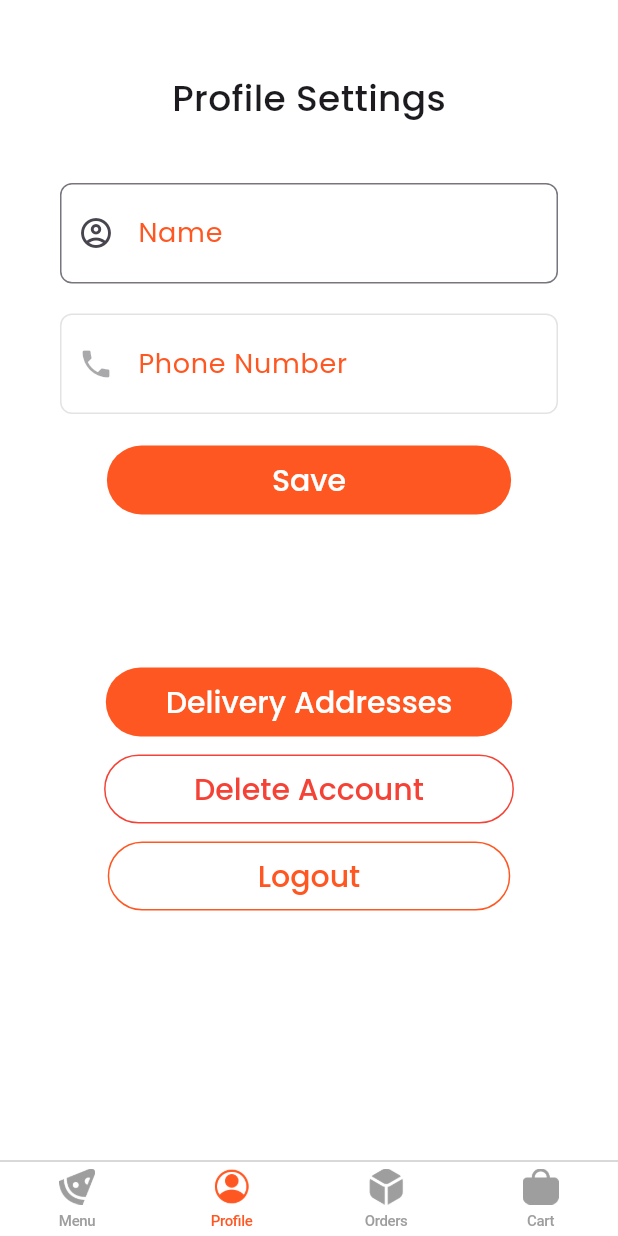
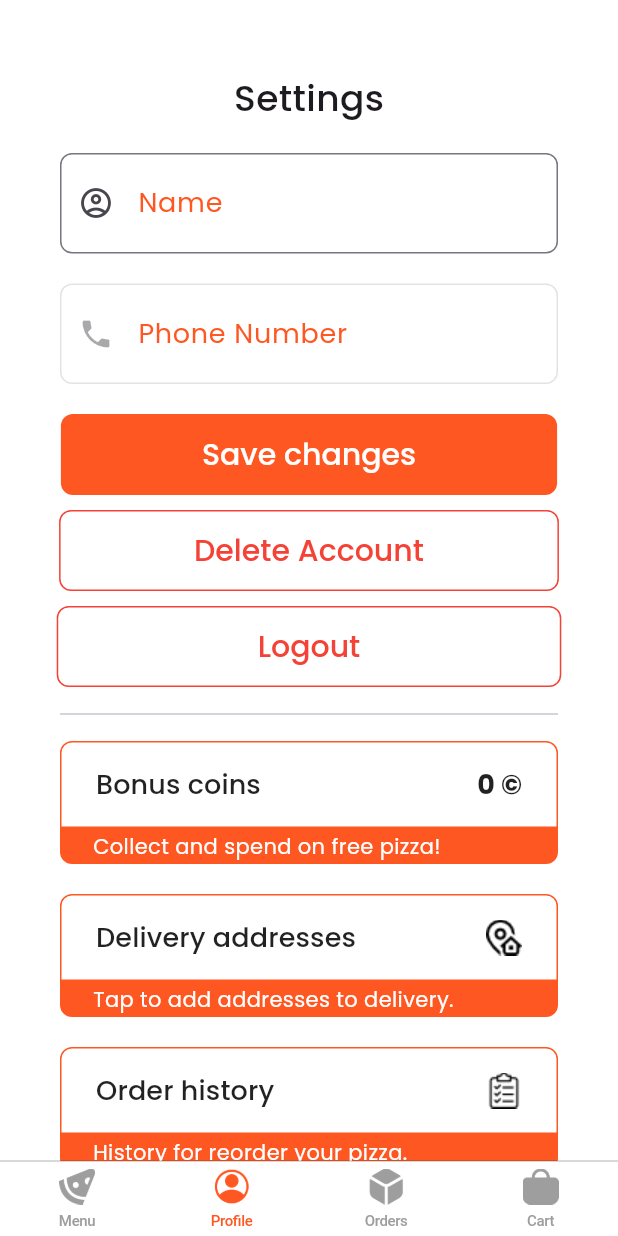
Before and after one commit to kapold/Graduation-Project, a Flutter app: the HomeScreen screen opened by its route, item 2 of the bottom bar chosen, on a phone screen of 412 x 824 dp. Run offline on Flutter 3.47's test engine with Material 3 defaults, Android fonts, the phone set to English and light mode, and no system bars; our stand-ins replace anim_search_bar, dio, equatable, flutter_bloc, flutter_secure_storage, loading_animation_widget and 2 more; missing offline and left inert: flutter_icon_snackbar; accounts and stored records are empty; network calls fail.

Commit message:
feat: client: remake of Profile; server: added coins to User;

```diff
--- a/client/lib/features/home/home_screen.dart
+++ b/client/lib/features/home/home_screen.dart
@@ -18,17 +18,18 @@ class HomeScreen extends StatefulWidget {
 }
 
 class _HomeScreenState extends State<HomeScreen> {
-  List<Widget> pages = [
-    const MenuScreen(),
-    const ProfileScreen(),
-    const OrdersScreen(),
-    const CartScreen()
-  ];
+  late List<Widget> pages;
 
   @override
   void initState() {
     super.initState();
     _getUserData();
+    pages = [
+      MenuScreen(context),
+      ProfileScreen(context),
+      OrdersScreen(context),
+      const CartScreen()
+    ];
   }
 
   Future<void> _getUserData() async {
--- a/client/lib/features/login/login_screen.dart
+++ b/client/lib/features/login/login_screen.dart
@@ -110,7 +110,6 @@ class _LoginScreenState extends State<LoginScreen> {
       listener: (context, state) async {
         if (state is SuccessfulLoginState) {
           Navigator.of(context).pushNamedAndRemoveUntil('/home', (Route<dynamic> route) => false);
-          Snacks.success(context, 'Successfully logged!');
         }
         else if (state is FailedLoginState) {
           Snacks.failed(context, state.errorMessage);
--- a/client/lib/features/profile/profile_screen.dart
+++ b/client/lib/features/profile/profile_screen.dart
@@ -1,4 +1,5 @@
 import 'package:client/utils/profile_data.dart';
+import 'package:client/widgets/container_widget.dart';
 import 'package:flutter/material.dart';
 import 'package:flutter_bloc/flutter_bloc.dart';
 
@@ -11,13 +12,19 @@ import 'bloc/profile_event.dart';
 import 'bloc/profile_state.dart';
 
 class ProfileScreen extends StatefulWidget {
-  const ProfileScreen({super.key});
+  ProfileScreen(this.externalContext, {super.key});
+
+  BuildContext externalContext;
 
   @override
-  State<ProfileScreen> createState() => _ProfileScreenState();
+  State<ProfileScreen> createState() => _ProfileScreenState(externalContext);
 }
 
 class _ProfileScreenState extends State<ProfileScreen> {
+  _ProfileScreenState(this.externalContext);
+  BuildContext externalContext;
+
+  final profileBloc = ProfileBloc();
   TextEditingController phoneNumberController = TextEditingController(),
       nameController = TextEditingController();
 
@@ -28,9 +35,38 @@ class _ProfileScreenState extends State<ProfileScreen> {
     nameController.text = ProfileData.user.name;
   }
 
+  void _saveUserBtn() {
+    if (nameController.text.isEmpty) {
+      Snacks.alert(context, 'Name must be not empty');
+      return;
+    }
+
+    ProfileData.user.name = nameController.text;
+    profileBloc.add(UpdateUserEvent(
+        id: ProfileData.user.id,
+        name: ProfileData.user.name
+    ));
+  }
+
+  void _updateUserBtn() {
+    profileBloc.add(UpdateUserEvent(
+        id: ProfileData.user.id,
+        name: ProfileData.user.name
+    ));
+  }
+
+  void _deleteUserBtn() {
+    profileBloc.add(DeleteUserEvent(
+        id: ProfileData.user.id
+    ));
+  }
+
+  void _logoutUserBtn() {
+    profileBloc.add(LogoutEvent());
+  }
+
   @override
   Widget build(BuildContext context) {
-    final profileBloc = ProfileBloc();
     return BlocConsumer(
       bloc: profileBloc,
       builder: (context, state) {
@@ -44,10 +80,10 @@ class _ProfileScreenState extends State<ProfileScreen> {
                           child: Column(
                               children: [
                                 Text(
-                                    'Profile Settings',
+                                    'Settings',
                                     style: TextStyles.getTextStyle('Poppins', FontWeight.w500, 24)
                                 ),
-                                const SizedBox(height: 40),
+                                const SizedBox(height: 20),
                                 Padding(
                                     padding: const EdgeInsets.symmetric(horizontal: 40),
                                     child: TextField(
@@ -66,24 +102,29 @@ class _ProfileScreenState extends State<ProfileScreen> {
                                     )),
                                 const SizedBox(height: 20),
                                 const CircularProgressIndicator.adaptive(backgroundColor: Colors.deepOrange),
-                                const SizedBox(height: 100),
+                                const SizedBox(height: 10),
                                 ElevatedButton(
                                     onPressed: () {
-                                      profileBloc.add(DeleteUserEvent(
-                                          id: ProfileData.user.id
-                                      ));
+                                      _deleteUserBtn();
                                     },
-                                    style: ButtonStyles.getOutlinedRedButtonStyle(60, 8),
+                                    style: ButtonStyles.getSquaredOutlinedRedButtonStyle(90, 12),
                                     child: const Text('Delete Account')
                                 ),
                                 const SizedBox(height: 10),
                                 ElevatedButton(
                                     onPressed: () {
-                                      profileBloc.add(LogoutEvent());
+                                      _logoutUserBtn();
                                     },
-                                    style: ButtonStyles.getOutlinedOrangeButtonStyle(100, 8),
+                                    style: ButtonStyles.getSquaredOutlinedRedButtonStyle(134, 12),
                                     child: const Text('Logout')
-                                )
+                                ),
+                                const SizedBox(height: 10),
+                                const Padding(
+                                  padding: EdgeInsets.symmetric(horizontal: 40),
+                                  child: Divider(),
+                                ),
+                                const SizedBox(height: 10),
+                                AppWidgets.getProfileButtonsBlock(externalContext),
                               ]
                           )
                       )
@@ -101,10 +142,10 @@ class _ProfileScreenState extends State<ProfileScreen> {
                           child: Column(
                               children: [
                                 Text(
-                                    'Profile Settings',
+                                    'Settings',
                                     style: TextStyles.getTextStyle('Poppins', FontWeight.w500, 24)
                                 ),
-                                const SizedBox(height: 40),
+                                const SizedBox(height: 20),
                                 Padding(
                                     padding: const EdgeInsets.symmetric(horizontal: 40),
                                     child: TextField(
@@ -124,24 +165,28 @@ class _ProfileScreenState extends State<ProfileScreen> {
                                 const SizedBox(height: 20),
                                 ElevatedButton(
                                     onPressed: () {
-                                      profileBloc.add(UpdateUserEvent(
-                                          id: ProfileData.user.id,
-                                          name: ProfileData.user.name
-                                      ));
+                                      _saveUserBtn();
                                     },
-                                    style: ButtonStyles.getCommonOrangeButtonStyle(110, 8),
-                                    child: const Text('Save')
+                                    style: ButtonStyles.getSquaredOrangeButtonStyle(94, 12),
+                                    child: const Text('Save changes')
                                 ),
-                                const SizedBox(height: 100),
+                                const SizedBox(height: 10),
                                 const CircularProgressIndicator.adaptive(backgroundColor: Colors.deepOrange),
                                 const SizedBox(height: 10),
                                 ElevatedButton(
                                     onPressed: () {
-                                      profileBloc.add(LogoutEvent());
+                                      _logoutUserBtn();
                                     },
-                                    style: ButtonStyles.getOutlinedOrangeButtonStyle(100, 8),
+                                    style: ButtonStyles.getSquaredOutlinedRedButtonStyle(134, 12),
                                     child: const Text('Logout')
-                                )
+                                ),
+                                const SizedBox(height: 10),
+                                const Padding(
+                                  padding: EdgeInsets.symmetric(horizontal: 40),
+                                  child: Divider(),
+                                ),
+                                const SizedBox(height: 10),
+                                AppWidgets.getProfileButtonsBlock(externalContext),
                               ]
                           )
                       )
@@ -159,10 +204,10 @@ class _ProfileScreenState extends State<ProfileScreen> {
                           child: Column(
                               children: [
                                 Text(
-                                    'Profile Settings',
+                                    'Settings',
                                     style: TextStyles.getTextStyle('Poppins', FontWeight.w500, 24)
                                 ),
-                                const SizedBox(height: 40),
+                                const SizedBox(height: 20),
                                 Padding(
                                     padding: const EdgeInsets.symmetric(horizontal: 40),
                                     child: TextField(
@@ -182,26 +227,28 @@ class _ProfileScreenState extends State<ProfileScreen> {
                                 const SizedBox(height: 20),
                                 ElevatedButton(
                                     onPressed: () {
-                                      profileBloc.add(UpdateUserEvent(
-                                          id: ProfileData.user.id,
-                                          name: ProfileData.user.name
-                                      ));
+                                      _saveUserBtn();
                                     },
-                                    style: ButtonStyles.getCommonOrangeButtonStyle(110, 8),
-                                    child: const Text('Save')
+                                    style: ButtonStyles.getSquaredOrangeButtonStyle(94, 12),
+                                    child: const Text('Save changes')
                                 ),
-                                const SizedBox(height: 100),
+                                const SizedBox(height: 10),
                                 ElevatedButton(
                                     onPressed: () {
-                                      profileBloc.add(DeleteUserEvent(
-                                          id: ProfileData.user.id
-                                      ));
+                                      _deleteUserBtn();
                                     },
-                                    style: ButtonStyles.getOutlinedRedButtonStyle(60, 8),
+                                    style: ButtonStyles.getSquaredOutlinedRedButtonStyle(90, 12),
                                     child: const Text('Delete Account')
                                 ),
                                 const SizedBox(height: 10),
-                                const CircularProgressIndicator.adaptive(backgroundColor: Colors.deepOrange)
+                                const CircularProgressIndicator.adaptive(backgroundColor: Colors.deepOrange),
+                                const SizedBox(height: 10),
+                                const Padding(
+                                  padding: EdgeInsets.symmetric(horizontal: 40),
+                                  child: Divider(),
+                                ),
+                                const SizedBox(height: 10),
+                                AppWidgets.getProfileButtonsBlock(externalContext),
                               ]
                           )
                       )
@@ -219,10 +266,10 @@ class _ProfileScreenState extends State<ProfileScreen> {
                           child: Column(
                               children: [
                                 Text(
-                                    'Profile Settings',
+                                    'Settings',
                                     style: TextStyles.getTextStyle('Poppins', FontWeight.w500, 24)
                                 ),
-                                const SizedBox(height: 40),
+                                const SizedBox(height: 20),
                                 Padding(
                                     padding: const EdgeInsets.symmetric(horizontal: 40),
                                     child: TextField(
@@ -242,46 +289,34 @@ class _ProfileScreenState extends State<ProfileScreen> {
                                 const SizedBox(height: 20),
                                 ElevatedButton(
                                     onPressed: () {
-                                      if (nameController.text.isEmpty) {
-                                        Snacks.alert(context, 'Name must be not empty');
-                                        return;
-                                      }
-
-                                      ProfileData.user.name = nameController.text;
-                                      profileBloc.add(UpdateUserEvent(
-                                          id: ProfileData.user.id,
-                                          name: ProfileData.user.name
-                                      ));
+                                      _saveUserBtn();
                                     },
-                                    style: ButtonStyles.getCommonOrangeButtonStyle(110, 8),
-                                    child: const Text('Save')
-                                ),
-                                const SizedBox(height: 100),
-                                ElevatedButton(
-                                    onPressed: () {
-                                      Snacks.alert(context, 'In Development');
-                                    },
-                                    style: ButtonStyles.getCommonOrangeButtonStyle(40, 8),
-                                    child: const Text('Delivery Addresses')
+                                    style: ButtonStyles.getSquaredOrangeButtonStyle(94, 12),
+                                    child: const Text('Save changes')
                                 ),
                                 const SizedBox(height: 10),
                                 ElevatedButton(
                                     onPressed: () {
-                                      profileBloc.add(DeleteUserEvent(
-                                          id: ProfileData.user.id
-                                      ));
+                                      _deleteUserBtn();
                                     },
-                                    style: ButtonStyles.getOutlinedRedButtonStyle(60, 8),
+                                    style: ButtonStyles.getSquaredOutlinedRedButtonStyle(90, 12),
                                     child: const Text('Delete Account')
                                 ),
                                 const SizedBox(height: 10),
                                 ElevatedButton(
                                     onPressed: () {
-                                      profileBloc.add(LogoutEvent());
+                                      _logoutUserBtn();
                                     },
-                                    style: ButtonStyles.getOutlinedOrangeButtonStyle(100, 8),
+                                    style: ButtonStyles.getSquaredOutlinedRedButtonStyle(134, 12),
                                     child: const Text('Logout')
-                                )
+                                ),
+                                const SizedBox(height: 10),
+                                const Padding(
+                                  padding: EdgeInsets.symmetric(horizontal: 40),
+                                  child: Divider(),
+                                ),
+                                const SizedBox(height: 10),
+                                AppWidgets.getProfileButtonsBlock(externalContext),
                               ]
                           )
                       )
--- a/client/lib/models/user.dart
+++ b/client/lib/models/user.dart
@@ -7,6 +7,7 @@ class User extends Equatable {
   String name;
   String token;
   String role;
+  int coins;
 
   User({
     required this.id,
@@ -15,6 +16,7 @@ class User extends Equatable {
     required this.name,
     required this.token,
     required this.role,
+    required this.coins,
   });
 
   factory User.fromJson(Map<String, dynamic> json) {
@@ -25,6 +27,7 @@ class User extends Equatable {
       name: json['name'],
       token: json['token'],
       role: json['role'],
+      coins: json['coins']
     );
   }
 
@@ -36,6 +39,7 @@ class User extends Equatable {
       'name': name,
       'token': token,
       'role': role,
+      'coins': coins,
     };
   }
 
--- a/client/lib/widgets/button_style_widget.dart
+++ b/client/lib/widgets/button_style_widget.dart
@@ -53,4 +53,50 @@ class ButtonStyles {
         shape: const RoundedRectangleBorder(borderRadius: BorderRadius.all(Radius.circular(30)), side: BorderSide(color: Colors.deepOrange)),
         textStyle: TextStyles.getTextStyle('Poppins', FontWeight.w500, 20));
   }
+
+  static ButtonStyle getSquaredOrangeButtonStyle(double horizontalPadding, double verticalPadding) {
+    return ElevatedButton.styleFrom(
+        backgroundColor: Colors.deepOrange,
+        foregroundColor: Colors.white,
+        elevation: 0,
+        padding: EdgeInsets.symmetric(horizontal: horizontalPadding, vertical: verticalPadding),
+        shape: const RoundedRectangleBorder(borderRadius: BorderRadius.all(Radius.circular(8))),
+        textStyle: TextStyles.getTextStyle('Poppins', FontWeight.w500, 20));
+  }
+
+  static ButtonStyle getSquaredOutlinedOrangeButtonStyle(double horizontalPadding, double verticalPadding) {
+    return ElevatedButton.styleFrom(
+        backgroundColor: Colors.white,
+        foregroundColor: Colors.deepOrange,
+        elevation: 0,
+        padding: EdgeInsets.symmetric(horizontal: horizontalPadding, vertical: verticalPadding),
+        shape: const RoundedRectangleBorder(borderRadius: BorderRadius.all(Radius.circular(8)), side: BorderSide(color: Colors.deepOrange)),
+        textStyle: TextStyles.getTextStyle('Poppins', FontWeight.w500, 20));
+  }
+
+  static ButtonStyle getSquaredOutlinedRedButtonStyle(double horizontalPadding, double verticalPadding) {
+    return ElevatedButton.styleFrom(
+        backgroundColor: Colors.white,
+        foregroundColor: Colors.red,
+        elevation: 0,
+        padding: EdgeInsets.symmetric(horizontal: horizontalPadding, vertical: verticalPadding),
+        shape: const RoundedRectangleBorder(borderRadius: BorderRadius.all(Radius.circular(8)), side: BorderSide(color: Colors.red)),
+        textStyle: TextStyles.getTextStyle('Poppins', FontWeight.w500, 20));
+  }
+
+  static ButtonStyle getOrangeOutlinedBox(double horizontalPadding, double verticalPadding) {
+    return ElevatedButton.styleFrom(
+      padding: EdgeInsets.symmetric(horizontal: horizontalPadding, vertical: verticalPadding),
+      shape: const RoundedRectangleBorder(
+        borderRadius: BorderRadius.only(
+          topLeft: Radius.circular(8),
+          topRight: Radius.circular(8),
+        ),
+        side: BorderSide(color: Colors.deepOrange),
+      ),
+      elevation: 0,
+      backgroundColor: Colors.white,
+      foregroundColor: Colors.black87,
+    );
+  }
 }
--- /dev/null
+++ b/client/lib/widgets/container_widget.dart
@@ -0,0 +1,90 @@
+import 'package:client/widgets/text_style_widget.dart';
+import 'package:flutter/material.dart';
+
+import '../utils/profile_data.dart';
+import 'button_style_widget.dart';
+
+class AppWidgets {
+  static Container getUnderbuttonText(String text, double width, double height) {
+    return Container(
+      width: width,
+      height: height,
+      decoration: const BoxDecoration(
+        color: Colors.deepOrange,
+        borderRadius: BorderRadius.only(
+          bottomLeft: Radius.circular(8),
+          bottomRight: Radius.circular(8),
+        ),
+      ),
+      child: Row(
+        children: [
+          const SizedBox(width: 22),
+          Text(
+            text,
+            style: const TextStyle(color: Colors.white),
+          )
+        ],
+      ),
+    );
+  }
+
+  static Padding getProfileButtonsBlock(BuildContext context) {
+    return Padding(
+      padding: const EdgeInsets.symmetric(horizontal: 40),
+      child: Column(
+        children: [
+          ElevatedButton(
+            onPressed: () {},
+            style: ButtonStyles.getOrangeOutlinedBox(24, 16),
+            child: Row(
+              mainAxisAlignment: MainAxisAlignment.spaceBetween,
+              children: [
+                Text(
+                  'Bonus coins',
+                  style: TextStyles.getTextStyle('Poppins', FontWeight.w500, 18),
+                ),
+                Text(
+                  '${ProfileData.user.coins} ©',
+                  style: TextStyles.getTextStyle('Poppins', FontWeight.w700, 18),
+                ),
+              ],
+            ),
+          ),
+          AppWidgets.getUnderbuttonText('Collect and spend on free pizza!', 340, 24),
+          const SizedBox(height: 20),
+          ElevatedButton(
+            onPressed: () {},
+            style: ButtonStyles.getOrangeOutlinedBox(24, 16),
+            child: Row(
+              mainAxisAlignment: MainAxisAlignment.spaceBetween,
+              children: [
+                Text(
+                  'Delivery addresses',
+                  style: TextStyles.getTextStyle('Poppins', FontWeight.w500, 18),
+                ),
+                Image.asset('assets/icons/address.png',),
+              ],
+            ),
+          ),
+          AppWidgets.getUnderbuttonText('Tap to add addresses to delivery.', 340, 24),
+          const SizedBox(height: 20),
+          ElevatedButton(
+            onPressed: () {},
+            style: ButtonStyles.getOrangeOutlinedBox(24, 16),
+            child: Row(
+              mainAxisAlignment: MainAxisAlignment.spaceBetween,
+              children: [
+                Text(
+                  'Order history',
+                  style: TextStyles.getTextStyle('Poppins', FontWeight.w500, 18),
+                ),
+                Image.asset('assets/icons/history.png',),
+              ],
+            ),
+          ),
+          AppWidgets.getUnderbuttonText('History for reorder your pizza.', 340, 24),
+        ],
+      ),
+    );
+  }
+}
--- a/client/pubspec.yaml
+++ b/client/pubspec.yaml
@@ -12,7 +12,6 @@ dependencies:
     sdk: flutter
 
   dio: ^5.3.3
-  http: ^1.1.0
   lottie: ^2.6.0
   badges: ^3.1.2
   logger: ^2.0.2+1
@@ -21,7 +20,6 @@ dependencies:
   animations: ^2.0.8
   flutter_svg: ^2.0.7
   flutter_bloc: ^8.1.3
-  toggle_switch: ^2.1.0
   anim_search_bar: ^2.0.3
   pull_to_refresh: ^2.0.0
   cupertino_icons: ^1.0.5
```
Also changed, not shown: client/lib/features/bonus_coins/bonus_coins_screen.dart (added, +19 -0 lines), client/lib/features/delivery_addresses/delivery_addresses_screen.dart (added, +19 -0 lines), client/lib/features/menu/menu_screen.dart (+7 -2 lines), client/lib/features/order_history/order_history_screen.dart (added, +19 -0 lines), client/lib/features/orders/orders_screen.dart (+13 -47 lines), client/assets/icons/address.png (added), client/assets/icons/history.png (added), client/assets/icons/logout.png (added), client/assets/icons/remove-user.png (added), client/pubspec.lock, 2 other files.
